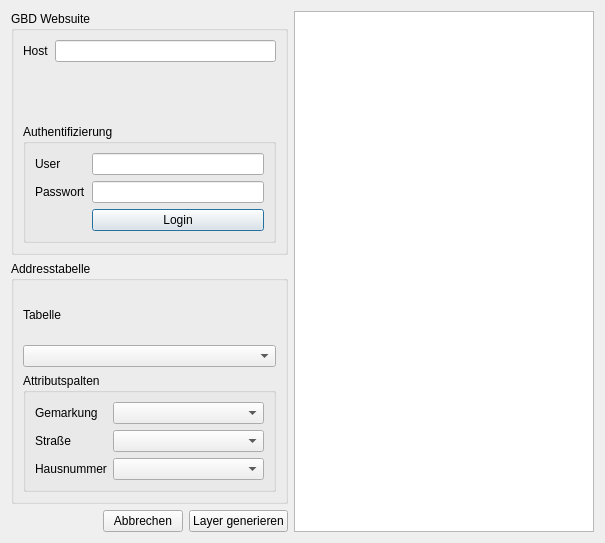
First picture: the form in alkis_geocoder/alkis_geocoder_dialog_base.ui, repository gbd-consult/alkis-geocoder, before the edit.
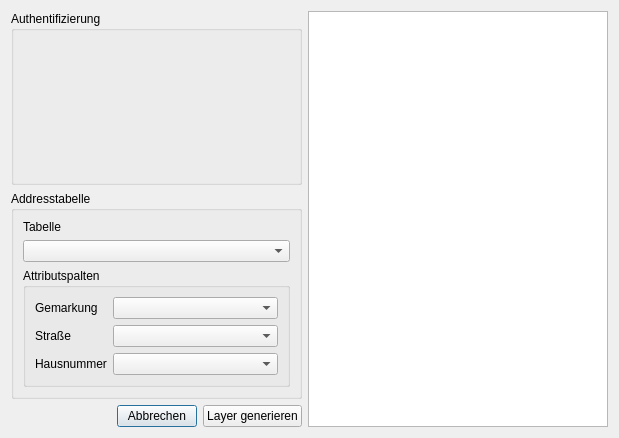
Second picture: the form after the edit. Custom widgets are drawn as their Qt base class.

Commit message: basic auth test

What changed in the file:
```diff
--- a/alkis_geocoder/alkis_geocoder_dialog_base.ui
+++ b/alkis_geocoder/alkis_geocoder_dialog_base.ui
@@ -6,8 +6,8 @@
    <rect>
     <x>0</x>
     <y>0</y>
-    <width>605</width>
-    <height>543</height>
+    <width>619</width>
+    <height>438</height>
    </rect>
   </property>
   <property name="windowTitle">
@@ -19,58 +19,11 @@
      <item>
       <widget class="QGroupBox" name="groupBox">
        <property name="title">
-        <string>GBD Websuite</string>
+        <string>Authentifizierung</string>
        </property>
        <layout class="QVBoxLayout" name="verticalLayout_3">
         <item>
-         <layout class="QFormLayout" name="formLayout_3">
-          <item row="0" column="0">
-           <widget class="QLabel" name="label">
-            <property name="text">
-             <string>Host</string>
-            </property>
-           </widget>
-          </item>
-          <item row="0" column="1">
-           <widget class="QLineEdit" name="hostnameLineEdit"/>
-          </item>
-         </layout>
-        </item>
-        <item>
-         <widget class="QGroupBox" name="authBox">
-          <property name="title">
-           <string>Authentifizierung</string>
-          </property>
-          <layout class="QFormLayout" name="formLayout_2">
-           <item row="0" column="0">
-            <widget class="QLabel" name="label_6">
-             <property name="text">
-              <string>User</string>
-             </property>
-            </widget>
-           </item>
-           <item row="0" column="1">
-            <widget class="QLineEdit" name="userLineEdit"/>
-           </item>
-           <item row="1" column="0">
-            <widget class="QLabel" name="label_7">
-             <property name="text">
-              <string>Passwort</string>
-             </property>
-            </widget>
-           </item>
-           <item row="1" column="1">
-            <widget class="QgsPasswordLineEdit" name="passwordLineEdit"/>
-           </item>
-           <item row="2" column="1">
-            <widget class="QPushButton" name="loginButton">
-             <property name="text">
-              <string>Login</string>
-             </property>
-            </widget>
-           </item>
-          </layout>
-         </widget>
+         <widget class="QgsAuthConfigSelect" name="authCfgSelect"/>
         </item>
        </layout>
       </widget>
@@ -179,6 +132,11 @@
   </layout>
  </widget>
  <customwidgets>
+  <customwidget>
+   <class>QgsAuthConfigSelect</class>
+   <extends>QWidget</extends>
+   <header>qgsauthconfigselect.h</header>
+  </customwidget>
   <customwidget>
    <class>QgsFieldComboBox</class>
    <extends>QComboBox</extends>
@@ -189,11 +147,6 @@
    <extends>QComboBox</extends>
    <header>qgsmaplayercombobox.h</header>
   </customwidget>
-  <customwidget>
-   <class>QgsPasswordLineEdit</class>
-   <extends>QLineEdit</extends>
-   <header>qgspasswordlineedit.h</header>
-  </customwidget>
  </customwidgets>
  <tabstops>
   <tabstop>tableLayer</tabstop>
```
Left out of the diff: 1 changed line with no effect on the pictures. The commit also changes 1 other file.
